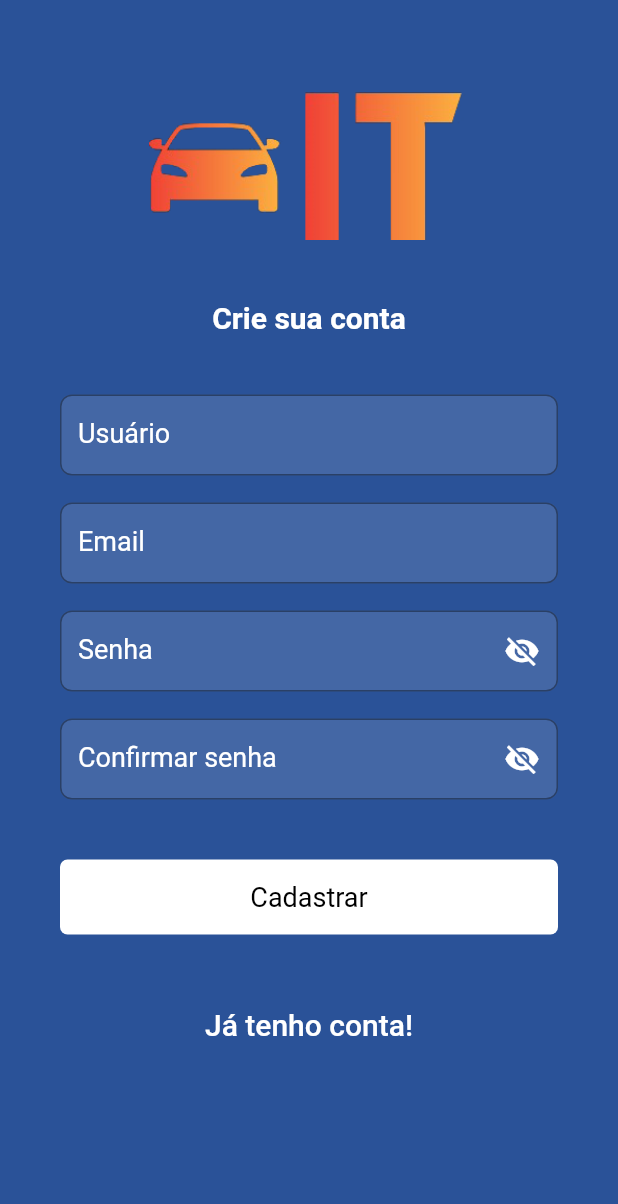
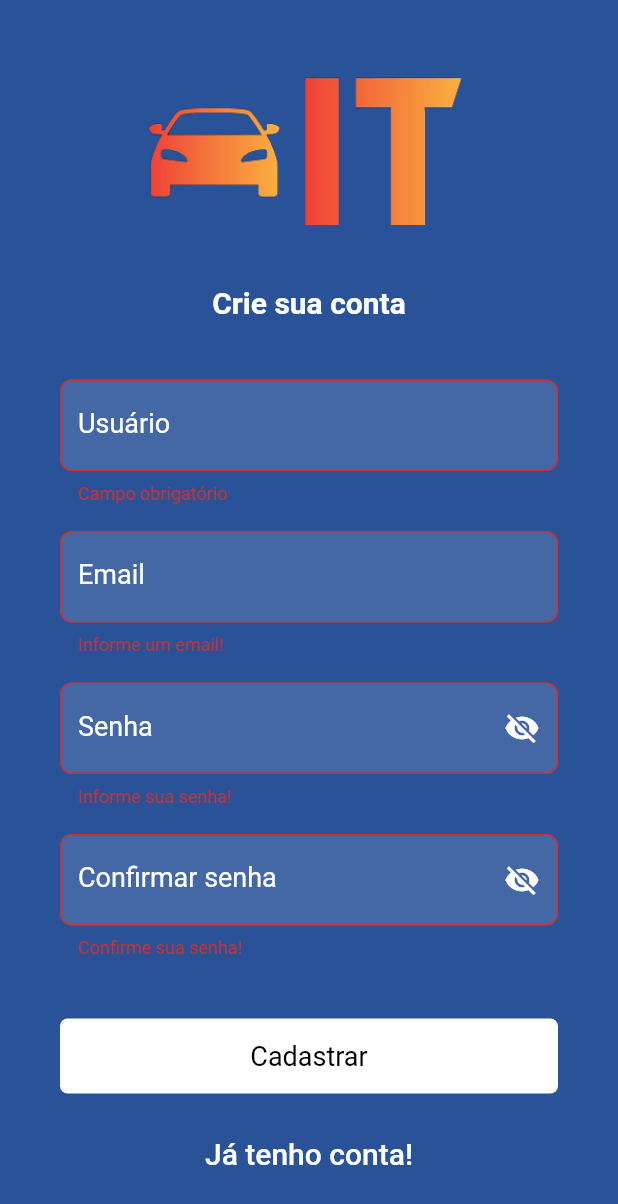
Before and after one commit to eduardoesnc/InsuranceTech, a Flutter app: the CadastroPage screen opened by its route, after a tap on "Cadastrar", on a phone screen of 412 x 824 dp. Shown: the top 1204 px of the screen. Run offline on Flutter 3.47's test engine with Material 2 defaults, Android fonts, the phone set to English and light mode, and no system bars; our stand-ins replace cloud_firestore, email_validator, firebase_auth, firebase_core, firebase_storage, flutter_map and 3 more; missing offline and left inert: flutter_email_sender; accounts and stored records are empty.

```diff
--- a/lib/pages/cadastro.page.dart
+++ b/lib/pages/cadastro.page.dart
@@ -26,14 +26,18 @@ class _CadastroPageState extends State<CadastroPage> {
   bool _showPassword = true;
   bool _showconfirmPassword = true;
   final _firebaseAuth = FirebaseAuth.instance;
+  final formKey = GlobalKey<FormState>();
 
 
   @override
   Widget build(BuildContext context) {
     return Scaffold(
-      body: Container(
+      body: Form(
+        key: formKey,
+        child: Container(
+          height:MediaQuery.of(context).size.height,
         padding: const EdgeInsets.only(
-          top: 60,
+          top: 50,
           left: 40,
           right: 40,
         ),
@@ -50,26 +54,23 @@ class _CadastroPageState extends State<CadastroPage> {
               texto: 'Crie sua conta',
             ),
             const SizedBox(height: 40),
-            Container(
-              height: 54,
-              decoration: const BoxDecoration(
-                color: Colors.white12,
-                borderRadius: BorderRadius.all(
-                  Radius.circular(8),
-                ),
-              ),
-              child: TextFormField(
+            TextFormField(
                 //autofocus: true,
                 controller: _nomeController,
                 validator: (value){
-                  if (value!.isEmpty){
-                    return 'Digite um nome';
+                  if (value == null || value.isEmpty){
+                    return 'Campo obrigatório';
+                  } else {
+
                   }
+                  return null;
                 },
                 onChanged: (text) {},
                 keyboardType: TextInputType.text,
                 obscureText: false,
                 decoration: const InputDecoration(
+                  filled: true ,
+                  fillColor: Colors.white12,
                   labelText: "Usuário",
                   border: OutlineInputBorder(
                     borderRadius: BorderRadius.all(
@@ -86,22 +87,15 @@ class _CadastroPageState extends State<CadastroPage> {
                   fontSize: 18,
                   color: Colors.white,
                 ),
-              ),
             ),
             const SizedBox(height: 18),
-            Container(
-              height: 54,
-              decoration: const BoxDecoration(
-                color: Colors.white12,
-                borderRadius: BorderRadius.all(
-                  Radius.circular(8),
-                ),
-              ),
-              child: TextFormField(
+            TextFormField(
                 //autofocus: true,
                 validator: (value){
-                  if (value!.isEmpty){
-                    return 'Informe um email válido!';
+                  if (value == null || value.isEmpty){
+                    return 'Informe um email!';
+                  } else {
+
                   }
                   return null;
                 },
@@ -110,6 +104,8 @@ class _CadastroPageState extends State<CadastroPage> {
                 keyboardType: TextInputType.emailAddress,
                 obscureText: false,
                 decoration: const InputDecoration(
+                  filled: true ,
+                  fillColor: Colors.white12,
                   labelText: "Email",
                   border: OutlineInputBorder(
                     borderRadius: BorderRadius.all(
@@ -126,22 +122,15 @@ class _CadastroPageState extends State<CadastroPage> {
                   fontSize: 18,
                   color: Colors.white,
                 ),
-              ),
             ),
             const SizedBox(height: 18),
-            Container(
-              height: 54,
-              decoration: const BoxDecoration(
-                color: Colors.white12,
-                borderRadius: BorderRadius.all(
-                  Radius.circular(8),
-                ),
-              ),
-              child: TextFormField(
+            TextFormField(
                 //autofocus: true,
                 validator: (value){
-                  if (value!.isEmpty){
-                    return 'Informe uma senha!';
+                  if (value == null || value.isEmpty){
+                    return 'Informe sua senha!';
+                  } else {
+
                   }
                   return null;
                 },
@@ -150,6 +139,8 @@ class _CadastroPageState extends State<CadastroPage> {
                 keyboardType: TextInputType.text,
                 obscureText: _showPassword,
                 decoration: InputDecoration(
+                  filled: true ,
+                  fillColor: Colors.white12,
                   suffixIcon: GestureDetector(
                     child: Icon(
                       _showPassword == true
@@ -179,22 +170,15 @@ class _CadastroPageState extends State<CadastroPage> {
                   fontSize: 18,
                   color: Colors.white,
                 ),
-              ),
             ),
             const SizedBox(height: 18),
-            Container(
-              height: 54,
-              decoration: const BoxDecoration(
-                color: Colors.white12,
-                borderRadius: BorderRadius.all(
-                  Radius.circular(8),
-                ),
-              ),
-              child: TextFormField(
+            TextFormField(
                 //autofocus: true,
                 validator: (value){
-                  if (value!.isEmpty){
+                  if (value == null || value.isEmpty){
                     return 'Confirme sua senha!';
+                  } else {
+
                   }
                   return null;
                 },
@@ -203,6 +187,8 @@ class _CadastroPageState extends State<CadastroPage> {
                 keyboardType: TextInputType.text,
                 obscureText: _showconfirmPassword,
                 decoration: InputDecoration(
+                  filled: true ,
+                  fillColor: Colors.white12,
                   suffixIcon: GestureDetector(
                     child: Icon(
                       _showconfirmPassword == true
@@ -232,27 +218,25 @@ class _CadastroPageState extends State<CadastroPage> {
                   fontSize: 18,
                   color: Colors.white,
                 ),
-              ),
             ),
             const SizedBox(height: 40),
             LargeButton(
               texto: 'Cadastrar',
               onPressed: () {
-                if (_confirmPasswordController.text ==
-                    _passwordController.text) {
+                if (formKey.currentState!.validate()) {
                   cadastrar();
-                } else {
-                  ScaffoldMessenger.of(context).showSnackBar(const SnackBar(
-                    content: Text(
-                      'As senhas são diferentes.',
-                    ),
-                    backgroundColor: Colors.redAccent,
-                  ));
+                // } else {
+                //   ScaffoldMessenger.of(context).showSnackBar(const SnackBar(
+                //     content: Text(
+                //       'As senhas são diferentes.',
+                //     ),
+                //     backgroundColor: Colors.redAccent,
+                //   ));
                 }
               },
             ),
             const SizedBox(
-              height: 40,
+              height: 20,
             ),
             SizedBox(
               height: 40,
@@ -273,17 +257,16 @@ class _CadastroPageState extends State<CadastroPage> {
           ],
         ),
       ),
-    );
+      ));
   }
 
   cadastrar() async {
-
     try {
       UserCredential userCredential =
           await _firebaseAuth.createUserWithEmailAndPassword(
               email: _emailController.text, password: _passwordController.text);
 
-      userCredential.user!.updateDisplayName(_emailController.text);
+      userCredential.user!.updateDisplayName(_nomeController.text);
 
       OurDatabase().createUser(nome:_nomeController.text,email:_emailController.text);
 
--- a/lib/pages/perfil.page.dart
+++ b/lib/pages/perfil.page.dart
@@ -41,7 +41,7 @@ class _EditarPerfilPageState extends State<EditarPerfilPage> {
   String nome = '';
   String email = '';
   late String imageUrl;
-  String urlData = '';
+  late String urlData;
 
 
   @override
@@ -261,7 +261,7 @@ class _EditarPerfilPageState extends State<EditarPerfilPage> {
       TaskSnapshot task = await storage.ref(ref).putFile(file);
       imageUrl = await task.ref.getDownloadURL();
       OurDatabase().updateUserImageURL(email, imageUrl);
-      getImageUrlFirebase();
+      //getImageUrlFirebase();
 
     } on FirebaseException catch (e){
       throw Exception('Erro no upload: ${e.code}');
@@ -269,8 +269,7 @@ class _EditarPerfilPageState extends State<EditarPerfilPage> {
   }
 
   getImageUrlFirebase() async{
-    final user = FirebaseAuth.instance.currentUser;
-    final docRef = FirebaseFirestore.instance.collection('usuários').doc(user?.email);
+    final docRef = FirebaseFirestore.instance.collection('usuários').doc(email);
     docRef.get().then((doc) {
       if (doc.exists) {
         setState(() {
```
